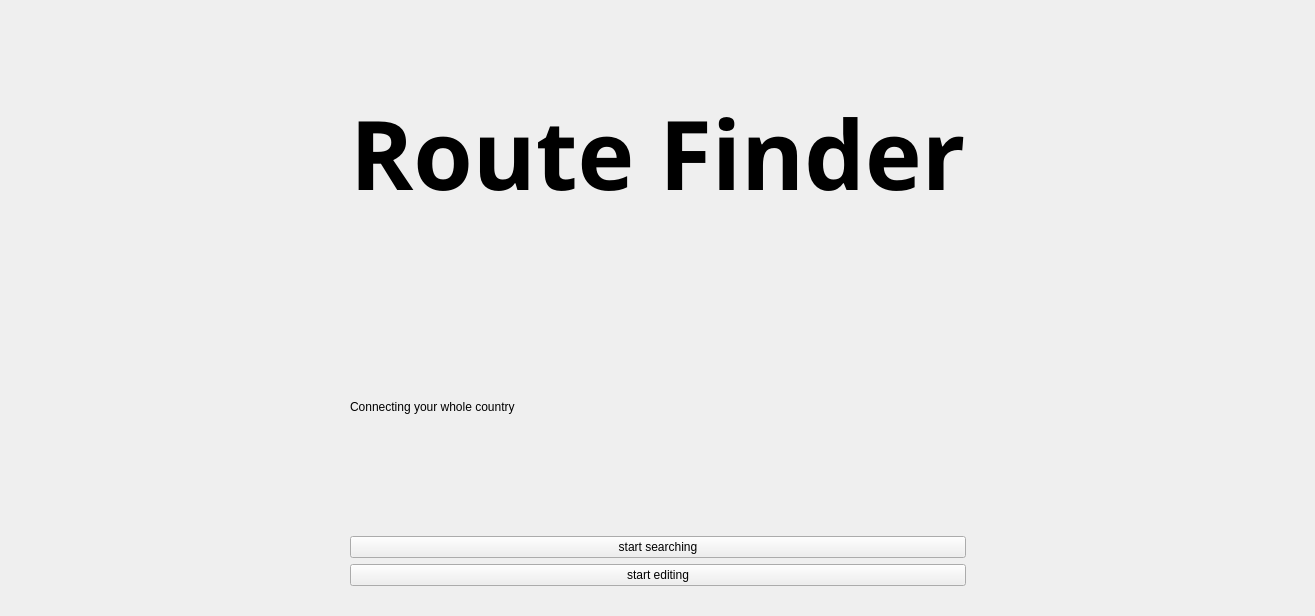
mariamelkondakly/GuideMe, file welcome.ui: the form before one commit.
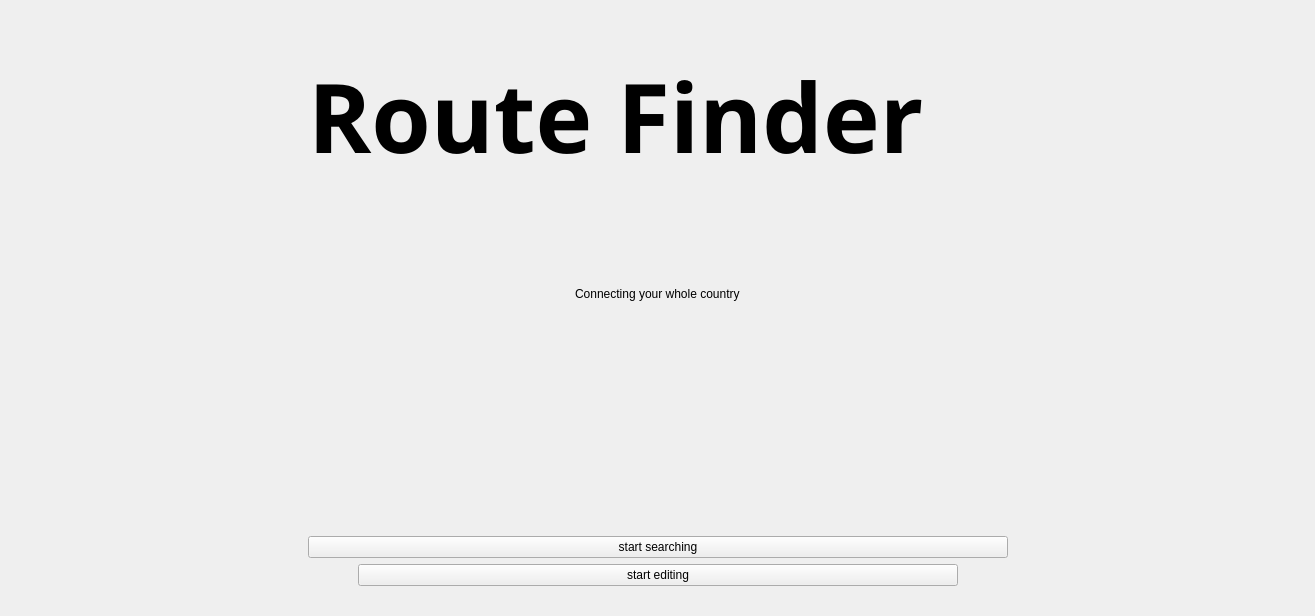
The form after the commit.

```diff
--- a/welcome.ui
+++ b/welcome.ui
@@ -41,8 +41,45 @@
       <property name="bottomMargin">
        <number>30</number>
       </property>
-      <item row="3" column="1">
+      <item row="2" column="1" alignment="Qt::AlignHCenter|Qt::AlignBottom">
+       <widget class="QPushButton" name="pushButton">
+        <property name="minimumSize">
+         <size>
+          <width>700</width>
+          <height>0</height>
+         </size>
+        </property>
+        <property name="maximumSize">
+         <size>
+          <width>600</width>
+          <height>16777215</height>
+         </size>
+        </property>
+        <property name="text">
+         <string>start searching</string>
+        </property>
+       </widget>
+      </item>
+      <item row="3" column="1" alignment="Qt::AlignHCenter">
        <widget class="QPushButton" name="pushButton_2">
+        <property name="sizePolicy">
+         <sizepolicy hsizetype="Preferred" vsizetype="Fixed">
+          <horstretch>0</horstretch>
+          <verstretch>0</verstretch>
+         </sizepolicy>
+        </property>
+        <property name="minimumSize">
+         <size>
+          <width>600</width>
+          <height>0</height>
+         </size>
+        </property>
+        <property name="maximumSize">
+         <size>
+          <width>500</width>
+          <height>16777215</height>
+         </size>
+        </property>
         <property name="text">
          <string>start editing</string>
         </property>
@@ -91,19 +128,25 @@
         </property>
        </spacer>
       </item>
-      <item row="1" column="1">
+      <item row="1" column="1" alignment="Qt::AlignHCenter">
        <widget class="QLabel" name="label">
         <property name="text">
          <string>Connecting your whole country</string>
         </property>
        </widget>
       </item>
-      <item row="2" column="1">
-       <widget class="QPushButton" name="pushButton">
-        <property name="text">
-         <string>start searching</string>
+      <item row="3" column="0">
+       <spacer name="horizontalSpacer">
+        <property name="orientation">
+         <enum>Qt::Horizontal</enum>
         </property>
-       </widget>
+        <property name="sizeHint" stdset="0">
+         <size>
+          <width>40</width>
+          <height>20</height>
+         </size>
+        </property>
+       </spacer>
       </item>
      </layout>
     </widget>
```
Left out of the diff: 17 changed lines with no effect on the pictures.
